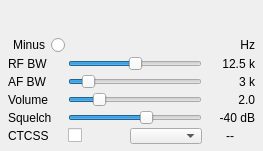
Old version of the form plugins/channel/nfm/nfmdemodgui.ui in the repository f4exb/sdrangel.
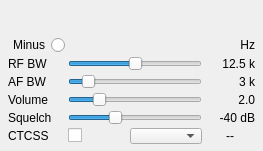
New version of the form. Custom widgets are drawn as their Qt base class.

Patch:
```diff
--- a/plugins/channel/nfm/nfmdemodgui.ui
+++ b/plugins/channel/nfm/nfmdemodgui.ui
@@ -131,7 +131,7 @@
     <item row="4" column="4">
      <widget class="QSlider" name="squelch">
       <property name="minimum">
-       <number>-100</number>
+       <number>-30</number>
       </property>
       <property name="maximum">
        <number>0</number>
@@ -140,7 +140,7 @@
        <number>1</number>
       </property>
       <property name="value">
-       <number>-40</number>
+       <number>-20</number>
       </property>
       <property name="orientation">
        <enum>Qt::Horizontal</enum>
```
